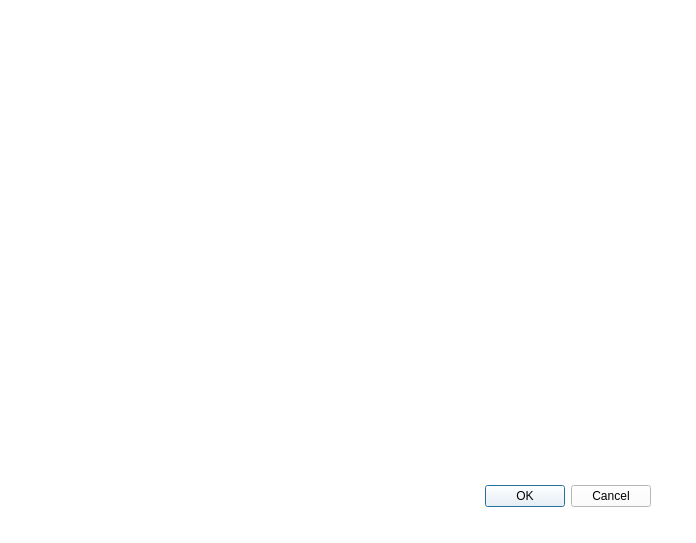
Before: the Qt Designer form UI/sign_in.ui in ApplauseWow/FRASI_Manager, drawn with Qt 5.
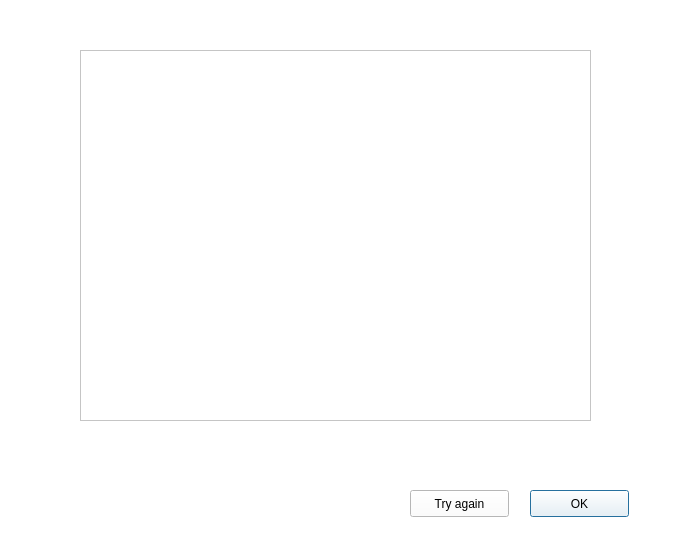
After: the same form once the commit is applied.

Patch:
```diff
--- a/UI/sign_in.ui
+++ b/UI/sign_in.ui
@@ -16,25 +16,66 @@
   <property name="styleSheet">
    <string notr="true">background-color: rgb(255, 255, 255);</string>
   </property>
-  <widget class="QDialogButtonBox" name="frame_button">
+  <widget class="QPushButton" name="ok">
    <property name="geometry">
     <rect>
-     <x>310</x>
-     <y>480</y>
-     <width>341</width>
-     <height>32</height>
+     <x>530</x>
+     <y>490</y>
+     <width>99</width>
+     <height>27</height>
     </rect>
    </property>
-   <property name="styleSheet">
-    <string notr="true">background-color: rgb(255, 255, 255);</string>
+   <property name="text">
+    <string>OK</string>
    </property>
-   <property name="orientation">
-    <enum>Qt::Horizontal</enum>
+  </widget>
+  <widget class="QPushButton" name="again">
+   <property name="geometry">
+    <rect>
+     <x>410</x>
+     <y>490</y>
+     <width>99</width>
+     <height>27</height>
+    </rect>
    </property>
-   <property name="standardButtons">
-    <set>QDialogButtonBox::Cancel|QDialogButtonBox::Ok</set>
+   <property name="text">
+    <string>Try again</string>
    </property>
   </widget>
+  <widget class="QScrollArea" name="scrollArea">
+   <property name="geometry">
+    <rect>
+     <x>80</x>
+     <y>50</y>
+     <width>511</width>
+     <height>371</height>
+    </rect>
+   </property>
+   <property name="widgetResizable">
+    <bool>true</bool>
+   </property>
+   <widget class="QWidget" name="scrollAreaWidgetContents">
+    <property name="geometry">
+     <rect>
+      <x>0</x>
+      <y>0</y>
+      <width>509</width>
+      <height>369</height>
+     </rect>
+    </property>
+    <widget class="QWidget" name="gridLayoutWidget">
+     <property name="geometry">
+      <rect>
+       <x>30</x>
+       <y>30</y>
+       <width>441</width>
+       <height>281</height>
+      </rect>
+     </property>
+     <layout class="QGridLayout" name="table"/>
+    </widget>
+   </widget>
+  </widget>
  </widget>
  <resources/>
  <connections>
```
Left out of the diff: 35 changed lines with no effect on the pictures.
